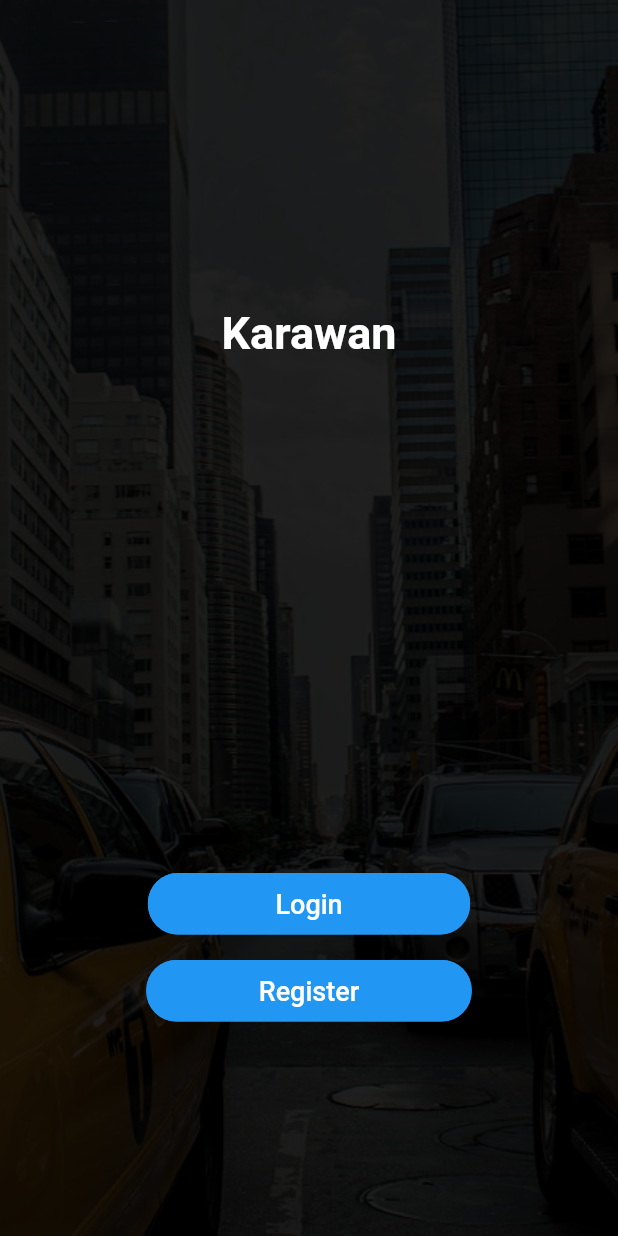
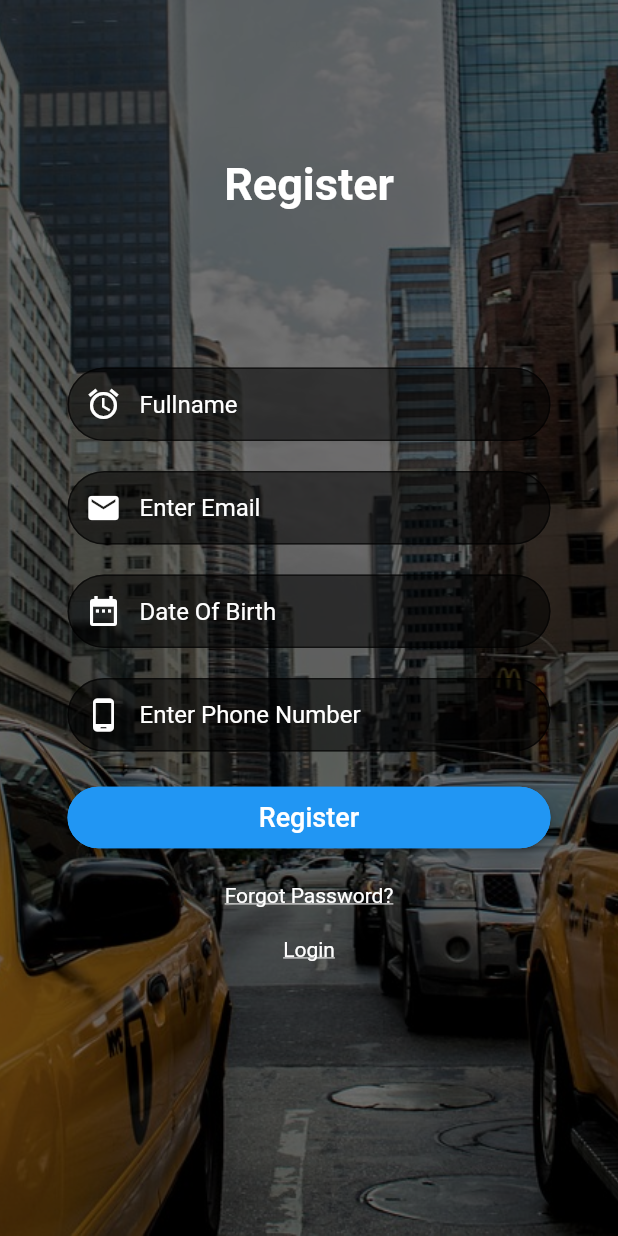
Before and after one commit to Sprinkle7/Flutter-Stack-UI-Example, a Flutter app: the SignUp screen opened by its route, after a tap on "Register", on a phone screen of 412 x 824 dp. Run offline on Flutter 3.47's test engine with Material 2 defaults, Android fonts, the phone set to English and light mode, and no system bars; drawn by our look-alikes of datetime_picker_formfield; our stand-ins replace carousel_slider.

Commit message:
New Changes
These are some Change I forgot

```diff
--- a/lib/loginPage.dart
+++ b/lib/loginPage.dart
@@ -1,3 +1,4 @@
+import 'package:carapp/registerpage.dart';
 import 'package:flutter/material.dart';
 
 class LoginPage extends StatefulWidget {
@@ -9,22 +10,22 @@ class _LoginPageState extends State<LoginPage> {
   @override
   Widget build(BuildContext context) {
     return Scaffold(
-      resizeToAvoidBottomPadding: false,
       body: Stack(
         fit: StackFit.expand,
         children: <Widget>[
           Image(
             image: AssetImage('assets/taxi.jpg'),
             fit: BoxFit.cover,
-            color: Colors.black87,
+            color: Colors.black54,
             colorBlendMode: BlendMode.darken,
           ),
-          Container(
+          SingleChildScrollView(
             child: Column(
               mainAxisAlignment: MainAxisAlignment.spaceEvenly,
+              mainAxisSize: MainAxisSize.min,
               children: <Widget>[
                 Padding(
-                  padding: EdgeInsets.only(top: 65),
+                  padding: EdgeInsets.only(top: 150),
                   child: Text(
                     'Login',
                     style: TextStyle(
@@ -35,7 +36,7 @@ class _LoginPageState extends State<LoginPage> {
                   ),
                 ),
                 Padding(
-                  padding: EdgeInsets.only(top: 60),
+                  padding: EdgeInsets.only(top: 100),
                   child: Column(
                     mainAxisAlignment: MainAxisAlignment.spaceEvenly,
                     children: <Widget>[
@@ -140,7 +141,9 @@ class _LoginPageState extends State<LoginPage> {
                                   ),
                                 ),
                                 onTap: (){
-                                  print('Helllo');
+                                  Navigator.push(context, MaterialPageRoute(
+                                    builder: (context) => Register()
+                                  ));
                                 },
                               ),
                               SizedBox(
--- a/lib/main.dart
+++ b/lib/main.dart
@@ -1,3 +1,4 @@
+import 'package:carapp/registerpage.dart';
 import 'package:flutter/material.dart';
 import 'package:carousel_slider/carousel_slider.dart';
 import 'package:flutter/services.dart';
@@ -14,6 +15,7 @@ void main() => runApp(
       '/': (context) => MainPage(),
       '/signup': (context) => SignUp(),
       '/login': (context) => LoginPage(),
+      '/register': (context) => Register()
     },
   )
 );
--- /dev/null
+++ b/lib/registerpage.dart
@@ -0,0 +1,233 @@
+import 'package:carapp/loginPage.dart';
+import 'package:flutter/material.dart';
+import 'package:intl/intl.dart';
+import 'package:datetime_picker_formfield/datetime_picker_formfield.dart';
+
+class Register extends StatefulWidget {
+  @override
+  _RegisterState createState() => _RegisterState();
+}
+
+class _RegisterState extends State<Register> {
+  final format = DateFormat("yyyy-MM-dd");
+
+  @override
+  Widget build(BuildContext context) {
+    return Scaffold(
+        body: Stack(
+          fit: StackFit.expand,
+          children: <Widget>[
+            Image(
+              image: AssetImage('assets/taxi.jpg'),
+              fit: BoxFit.cover,
+              color: Colors.black54,
+              colorBlendMode: BlendMode.darken,
+            ),
+            SingleChildScrollView(
+              child: Container(
+                child: Column(
+                  mainAxisAlignment: MainAxisAlignment.spaceEvenly,
+                  children: <Widget>[
+                    Padding(
+                      padding: EdgeInsets.only(top: 105),
+                      child: Text(
+                        'Register',
+                        style: TextStyle(
+                          fontSize: 30,
+                          fontWeight: FontWeight.bold,
+                          color: Colors.white
+                        ),
+                      ),
+                    ),
+                    Padding(
+                      padding: EdgeInsets.only(top: 60),
+                      child: Column(
+                        mainAxisAlignment: MainAxisAlignment.center,
+                        children: <Widget>[
+                          Form(
+                            child: Container(
+                              padding: EdgeInsets.all(45),
+                              child: Column(
+                                children: <Widget>[
+                                  TextField(
+                                    controller: null,
+                                    style: TextStyle(color: Colors.white),
+                                    decoration: InputDecoration(
+                                      hintText: 'Fullname',
+                                      hintStyle: TextStyle(color: Colors.white),
+                                      prefixIcon: Icon(Icons.access_alarm,
+                                        color: Colors.white),
+                                      fillColor: Colors.black54,
+                                      filled: true,
+                                      contentPadding: EdgeInsets.fromLTRB(10,
+                                          15 , 0, 15),
+                                      border: OutlineInputBorder(
+                                        borderSide: BorderSide(color: Colors
+                                            .white, width: 32),
+                                        borderRadius: BorderRadius.circular(25)
+                                      ),
+                                      focusedBorder: OutlineInputBorder(
+                                        borderSide: BorderSide(color: Colors
+                                            .black87, width: 32),
+                                        borderRadius: BorderRadius.circular(25)
+                                      )
+                                    ),
+                                  ),
+                                  SizedBox(
+                                    height: 20,
+                                  ),
+                                  TextField(
+                                    controller: null,
+                                    style: TextStyle(color: Colors.white),
+                                    decoration: InputDecoration(
+                                      hintText: 'Enter Email',
+                                      hintStyle: TextStyle(color: Colors.white),
+                                      prefixIcon: Icon(Icons.email,color:
+                                      Colors.white,),
+                                      fillColor: Colors.black54,
+                                      filled: true,
+                                      contentPadding: EdgeInsets.fromLTRB(10,
+                                          15, 0, 15),
+                                      border: OutlineInputBorder(
+                                        borderRadius: BorderRadius.circular(25),
+                                        borderSide: BorderSide(color: Colors
+                                            .white)
+                                      ),
+                                      focusedBorder: OutlineInputBorder(
+                                        borderSide: BorderSide(color: Colors
+                                            .black87, width: 32),
+                                        borderRadius: BorderRadius.circular(25)
+                                      ),
+                                    ),
+                                  ),
+                                  SizedBox(
+                                    height: 20,
+                                  ),
+                                  DateTimeField(
+                                    format: format,
+                                    style: TextStyle(color: Colors.white),
+                                    decoration: InputDecoration(
+                                        contentPadding: EdgeInsets.fromLTRB(10, 15, 0, 15),
+                                        hintText: 'Date Of Birth',
+                                        prefixIcon: Icon(Icons.date_range, color:
+                                        Colors.white,),
+                                        fillColor: Colors.black54,
+                                        filled: true,
+                                        hintStyle: TextStyle(color: Colors.white),
+                                        border: OutlineInputBorder(
+                                            borderRadius: BorderRadius.circular(25),
+                                            borderSide: BorderSide(color: Colors.white)
+                                        ),
+                                        focusedBorder: OutlineInputBorder(
+                                            borderRadius: BorderRadius.circular(25),
+                                            borderSide: BorderSide(color: Colors
+                                                .black87,width: 32)
+                                        )
+                                    ),
+                                    onShowPicker: (context, currentValue) {
+                                      return showDatePicker(
+                                          context: context,
+                                          firstDate: DateTime(1900),
+                                          initialDate: currentValue ?? DateTime.now(),
+                                          lastDate: DateTime(2100));
+                                    },
+                                  ),
+                                  SizedBox(
+                                    height: 20,
+                                  ),
+                                  TextField(
+                                    controller: null,
+                                    style: TextStyle(color: Colors.white),
+                                    decoration: InputDecoration(
+                                      hintText: 'Enter Phone Number',
+                                      hintStyle: TextStyle(color: Colors.white),
+                                      prefixIcon: Icon(Icons.phone_android,color:
+                                      Colors.white,),
+                                      fillColor: Colors.black54,
+                                      filled: true,
+                                      contentPadding: EdgeInsets.fromLTRB(10,
+                                          15, 0, 15),
+                                      border: OutlineInputBorder(
+                                          borderRadius: BorderRadius.circular(25),
+                                          borderSide: BorderSide(color: Colors
+                                              .white)
+                                      ),
+                                      focusedBorder: OutlineInputBorder(
+                                          borderSide: BorderSide(color: Colors
+                                              .black87, width: 32),
+                                          borderRadius: BorderRadius.circular(25)
+                                      ),
+                                    ),
+                                  ),
+                                  SizedBox(
+                                    height: 20,
+                                  ),
+                                  SizedBox(
+                                    width: double.infinity,
+                                    child: RaisedButton(
+                                      child: Text('Register', style: TextStyle
+                                        (fontSize: 18),),
+                                      textColor: Colors.white,
+                                      color: Colors.blue,
+                                      padding: EdgeInsets.symmetric(vertical: 10,
+                                          horizontal: 75),
+                                      onPressed: (){
+
+                                      },
+                                      shape: RoundedRectangleBorder(
+                                          borderRadius: BorderRadius.circular(25),
+                                          side: BorderSide(color: Colors.blue)
+                                      ),
+                                    ),
+                                  ),
+                                  SizedBox(
+                                    height: 20,
+                                  ),
+                                  InkWell(
+                                    child: Text(
+                                      'Forgot Password?',
+                                      style: TextStyle(
+                                          decoration: TextDecoration
+                                              .underline, color: Colors.white
+                                      ),
+                                    ),
+                                    onTap: (){
+                                      print('Helllo');
+                                    },
+                                  ),
+                                  SizedBox(
+                                    height: 20,
+                                  ),
+                                  InkWell(
+                                    child: Text(
+                                      'Login',
+                                      style: TextStyle(
+                                          decoration: TextDecoration
+                                              .underline, color: Colors.white
+                                      ),
+                                    ),
+                                    onTap: (){
+                                      Navigator.push(context, MaterialPageRoute(
+                                          builder: (context) => LoginPage()
+                                      ));
+                                    },
+                                  ),
+                                  SizedBox(
+                                    height: 20,
+                                  ),
+                                ],
+                              ),
+                            ),
+                          )
+                        ],
+                      ),
+                    )
+                  ],
+                ),
+              ),
+            )
+          ],
+        ),
+    );
+  }
+}
--- a/lib/signup.dart
+++ b/lib/signup.dart
@@ -1,4 +1,5 @@
 import 'package:carapp/loginPage.dart';
+import 'package:carapp/registerpage.dart';
 import 'package:flutter/material.dart';
 
 class SignUp extends StatefulWidget {
@@ -15,7 +16,7 @@ class _SignUpState extends State<SignUp> {
         children: <Widget>[
           Image(
             image: AssetImage('assets/taxi.jpg'),
-            color: Colors.black87,
+            color: Colors.black54,
             fit: BoxFit.cover,
             colorBlendMode: BlendMode.darken,
           ),
@@ -68,7 +69,11 @@ class _SignUpState extends State<SignUp> {
                           borderRadius: BorderRadius.circular(20),
                           side: BorderSide(color: Colors.blue)
                         ),
-                        onPressed: (){},
+                        onPressed: (){
+                          Navigator.push(context, MaterialPageRoute(
+                            builder: (context) => Register()
+                          ));
+                        },
                         padding: EdgeInsets.symmetric(vertical: 10, horizontal:
                         75),
                         splashColor: Colors.blue.shade800,
--- a/pubspec.yaml
+++ b/pubspec.yaml
@@ -24,6 +24,7 @@ dependencies:
   # Use with the CupertinoIcons class for iOS style icons.
   cupertino_icons: ^0.1.2
   carousel_slider: ^1.3.0
+  datetime_picker_formfield: ^0.4.3
 
 dev_dependencies:
   flutter_test:
```
Also changed, not shown: pubspec.lock, 1 other file.
